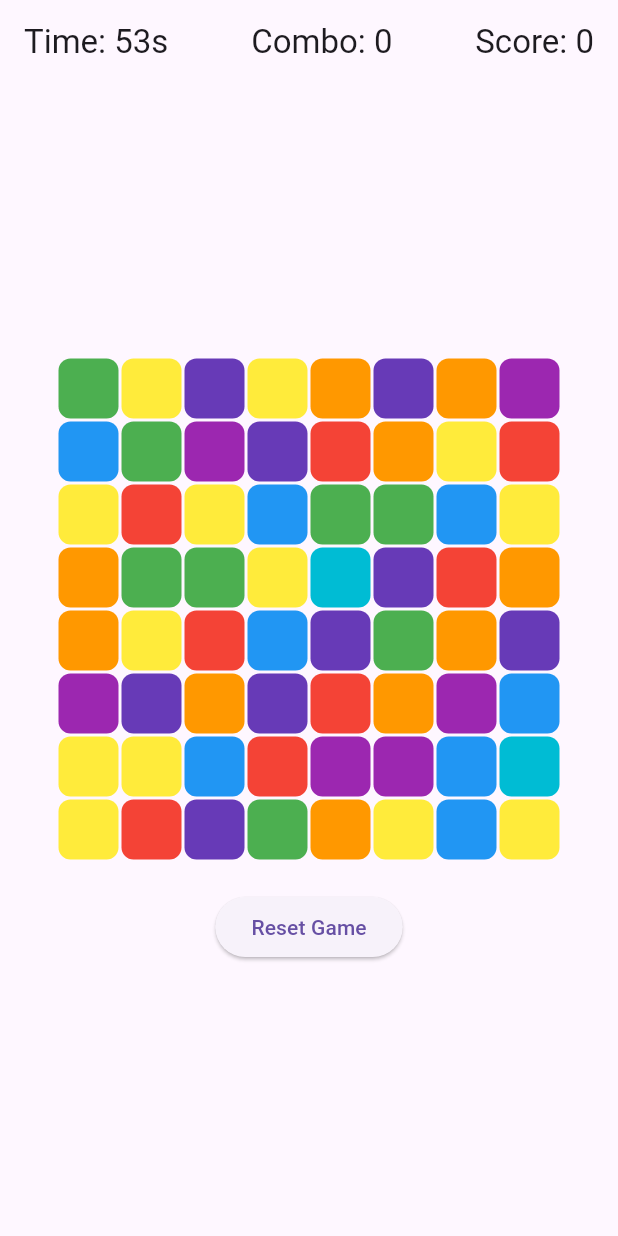
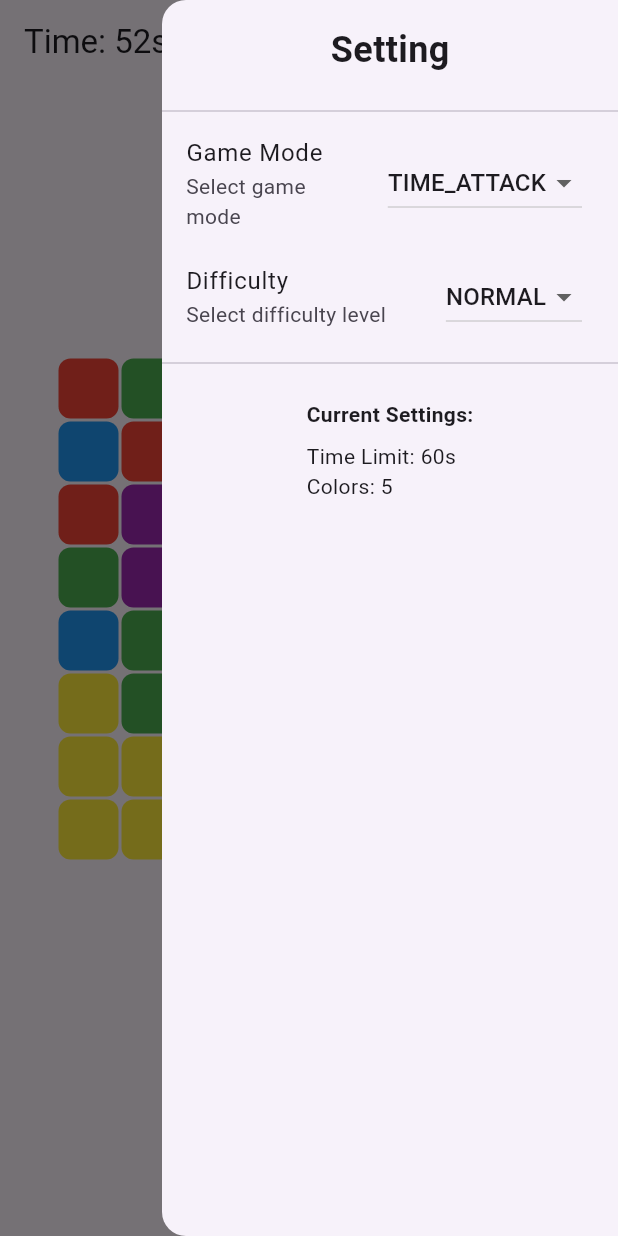
Before and after one commit to Hyowon-Cho/ColorPop, a Flutter app: the screen it shows after launch, with the side drawer open (before the commit the screen has no drawer), on a phone screen of 412 x 824 dp. Run offline on Flutter 3.47's test engine with Material 3 defaults, Android fonts, the phone set to English and light mode, and no system bars.

Commit message:
Func: Add game modes and difficulty settings

```diff
--- a/lib/main.dart
+++ b/lib/main.dart
@@ -13,6 +13,21 @@
   State<ColorPopGame> createState() => _ColorPopGameState();
 }
 
+enum GameMode {
+  TIME_ATTACK,
+  PUZZLE,
+  INFINITE
+}
+
+
+enum Difficulty {
+  EASY,
+  NORMAL,
+  HARD
+}
+
+
+
 class _ColorPopGameState extends State<ColorPopGame> with TickerProviderStateMixin {
   static const int rows = 8;
   static const int cols = 8;
@@ -25,17 +40,59 @@
   Timer? comboTimer;
   static const int comboTimeLimit = 5;
   int comboTimeRemaining = comboTimeLimit;
+  int movesLeft = 30;
 
-  final List<Color> colors = [
+  GameMode currentMode = GameMode.TIME_ATTACK;
+  Difficulty currentDifficulty = Difficulty.NORMAL;
+
+  Map<Difficulty, Map<String, dynamic>> difficultySettings = {
+    Difficulty.EASY: {
+      'time': 90,
+      'colors': 4,
+      'moves': 40,  // Puzzle
+      'scoreMultiplier': 1.5,  // infinite
+    },
+    Difficulty.NORMAL: {
+      'time': 60,
+      'colors': 5,
+      'moves': 30,
+      'scoreMultiplier': 1.0,
+    },
+    Difficulty.HARD: {
+      'time': 45,
+      'colors': 6,
+      'moves': 20,
+      'scoreMultiplier': 0.8,
+    },
+  };
+
+  Map<GameMode, Map<String, dynamic>> gameModeSettings = {
+    GameMode.TIME_ATTACK: {
+      'hasTimeLimit': true,
+      'description': 'Clear blocks before time runs out',
+      'useTimer': true,
+    },
+    GameMode.PUZZLE: {
+      'hasTimeLimit': false,
+      'description': 'Clear the board with limited moves',
+      'useMoves': true,
+    },
+    GameMode.INFINITE: {
+      'hasTimeLimit': false,
+      'description': 'Play endlessly with score multiplier',
+      'useScoreMultiplier': true,
+    },
+  };
+
+  final List<Color> defaultColors = [
     Colors.red,
-    Colors.cyan,
-    Colors.orange,
     Colors.blue,
     Colors.green,
     Colors.yellow,
-    Colors.deepPurple,
     Colors.purple,
+    Colors.orange,
   ];
+  late List<Color> colors;
 
   late AnimationController popAnimationController;
   late AnimationController fallAnimationController;
@@ -44,6 +101,7 @@
   @override
   void initState() {
     super.initState();
+    colors = defaultColors.take(difficultySettings[currentDifficulty]!['colors']).toList();
 
     popAnimationController = AnimationController(
       duration: const Duration(milliseconds: 150),
@@ -51,14 +109,13 @@
     );
 
     fallAnimationController = AnimationController(
-      duration: const Duration(milliseconds: 180),
+      duration: const Duration(milliseconds: 150),
       vsync: this,
     );
 
     initializeBoard();
     startTimer();
   }
-
   void initializeBoard() {
     final random = Random();
     board = List.generate(
@@ -101,6 +158,11 @@
   void popBlocks(List<List<int>> blocks) {
     if (blocks.length < 2) return;
 
+    if (currentMode == GameMode.PUZZLE) {
+      if (movesLeft <= 0) return;
+      movesLeft--;
+    }
+
     // Popping blocks
     for (var block in blocks) {
       final key = '${block[0]},${block[1]}';
@@ -114,8 +176,7 @@
         ),
       );
     }
-
-    // Starting animation
+      // Starting animation
     popAnimationController.forward(from: 0).then((_) {
       setState(() {
         for (var block in blocks) {
@@ -256,11 +317,40 @@
   void resetGame() {
     setState(() {
       score = 0;
-      remainingTime = 60;
       isGameOver = false;
       resetCombo();
+
+      switch (currentMode) {
+        case GameMode.TIME_ATTACK:
+          remainingTime = difficultySettings[currentDifficulty]!['time'];
+          startTimer();
+          break;
+        case GameMode.PUZZLE:
+          movesLeft = difficultySettings[currentDifficulty]!['moves'];
+          gameTimer?.cancel();
+          break;
+        case GameMode.INFINITE:
+          remainingTime = 0;
+          gameTimer?.cancel();
+          break;
+      }
+
+      colors = List.generate(
+        difficultySettings[currentDifficulty]!['colors'],
+        (index) => defaultColors[index],
+      );
+
       initializeBoard();
-      startTimer();
+    });
+  }
+  void updateScore(int baseScore) {
+    setState(() {
+      if (currentMode == GameMode.INFINITE) {
+        double multiplier = difficultySettings[currentDifficulty]!['scoreMultiplier'];
+        score += (baseScore * multiplier).round();
+      } else {
+        score += baseScore;
+      }
     });
   }
 
@@ -314,10 +404,95 @@
       title: Row(
         mainAxisAlignment: MainAxisAlignment.spaceBetween,
         children: [
-          Text('Time: ${remainingTime}s'),
+          if (currentMode == GameMode.TIME_ATTACK)
+            Text('Time: ${remainingTime}s')
+          else if (currentMode == GameMode.PUZZLE)
+            Text('Moves: $movesLeft')
+          else
+            Text('Infinite Mode'),
           Text('Combo: $comboCount'),
           Text('Score: $score'),
         ],
+      ),
+    ),
+    endDrawer: Drawer(
+      child: SafeArea(
+        child: Column(
+          children: [
+            const Padding(
+              padding: EdgeInsets.all(16.0),
+              child: Text(
+                'Setting',
+                style: TextStyle(
+                  fontSize: 24,
+                  fontWeight: FontWeight.bold,
+                ),
+              ),
+            ),
+            const Divider(),
+            ListTile(
+              title: const Text('Game Mode'),
+              subtitle: const Text('Select game mode'),
+              trailing: DropdownButton<GameMode>(
+                value: currentMode,
+                onChanged: (GameMode? newValue) {
+                  if (newValue != null) {
+                    setState(() {
+                      currentMode = newValue;
+                      resetGame();
+                    });
+                  }
+                },
+                items: GameMode.values.map((mode) {
+                  return DropdownMenuItem(
+                    value: mode,
+                    child: Text(mode.toString().split('.').last),
+                  );
+                }).toList(),
+              ),
+            ),
+            ListTile(
+              title: const Text('Difficulty'),
+              subtitle: const Text('Select difficulty level'),
+              trailing: DropdownButton<Difficulty>(
+                value: currentDifficulty,
+                onChanged: (Difficulty? newValue) {
+                  if (newValue != null) {
+                    setState(() {
+                      currentDifficulty = newValue;
+                      remainingTime = difficultySettings[newValue]!['time'];
+                      resetGame();
+                    });
+                  }
+                },
+                items: Difficulty.values.map((difficulty) {
+                  return DropdownMenuItem(
+                    value: difficulty,
+                    child: Text(difficulty.toString().split('.').last),
+                  );
+                }).toList(),
+              ),
+            ),
+            const Divider(),
+            Expanded(
+              child: Padding(
+                padding: const EdgeInsets.all(16.0),
+                child: Column(
+                  crossAxisAlignment: CrossAxisAlignment.start,
+                  children: [
+                    Text(
+                      'Current Settings:',
+                      style: TextStyle(fontWeight: FontWeight.bold),
+                    ),
+                    SizedBox(height: 8),
+                    Text('Time Limit: ${difficultySettings[currentDifficulty]!['time']}s'),
+                    Text('Colors: ${difficultySettings[currentDifficulty]!['colors']}'),
+                  ],
+                ),
+              ),
+            ),
+          ],
+        ),
       ),
     ),
     body: Center(
```
